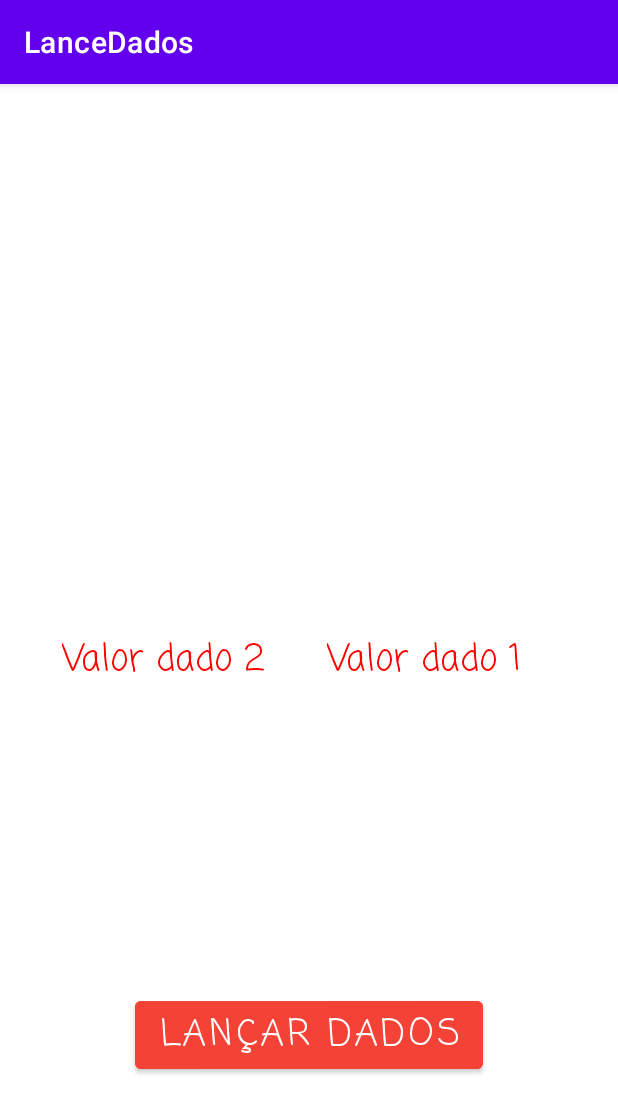
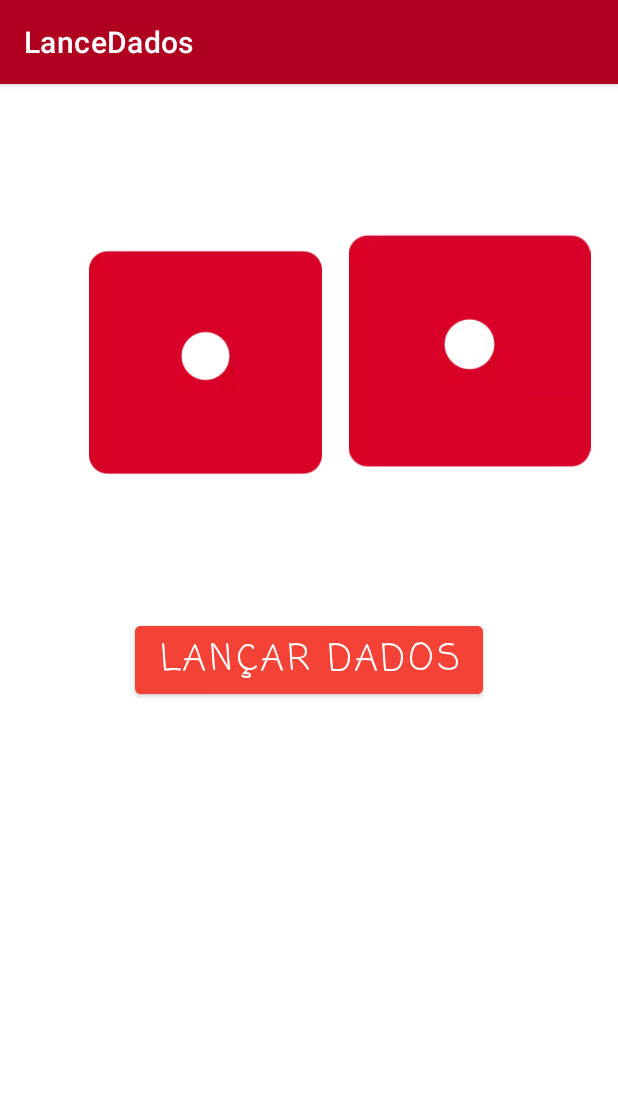
Before and after one commit to LoPhine/LancarDados, an Android app: the screen it shows after launch (MainActivity), on a phone screen of 412 x 824 dp. Shown: the top 1113 px of the screen. Run offline under Robolectric (Android 15) with nearby library versions, the phone set to English and light mode, and no system bars.

Commit message:
Adiciona imagens dos dados.

```diff
--- a/app/src/main/java/com/example/lancedados/MainActivity.kt
+++ b/app/src/main/java/com/example/lancedados/MainActivity.kt
@@ -11,12 +11,9 @@ class MainActivity : AppCompatActivity() {
         setContentView(R.layout.activity_main)
 
         val botaoLancarDados = findViewById<Button>(R.id.lanceDadosBotao)
-        val valorDado1 = findViewById<TextView>(R.id.dado1)
-        val valorDado2 = findViewById<TextView>(R.id.dado2)
 
         botaoLancarDados.setOnClickListener {
-            valorDado1.text = lancarDados().toString()
-            valorDado2.text = lancarDados().toString()
+
         }
     }
 
--- a/app/src/main/res/layout/activity_main.xml
+++ b/app/src/main/res/layout/activity_main.xml
@@ -5,32 +5,6 @@
     android:layout_width="match_parent"
     android:layout_height="match_parent"
     tools:context=".MainActivity">
-
-    <TextView
-        android:id="@+id/dado1"
-        android:layout_width="wrap_content"
-        android:layout_height="wrap_content"
-        android:fontFamily="casual"
-        android:text="@string/etiqueta_dado_2"
-        android:textColor="#ff0000"
-        android:textSize="24sp"
-        app:layout_constraintBottom_toBottomOf="parent"
-        app:layout_constraintEnd_toStartOf="@+id/dado2"
-        app:layout_constraintStart_toStartOf="parent"
-        app:layout_constraintTop_toTopOf="parent" />
-
-    <TextView
-        android:id="@+id/dado2"
-        android:layout_width="wrap_content"
-        android:layout_height="wrap_content"
-        android:layout_marginEnd="64dp"
-        android:fontFamily="casual"
-        android:text="@string/etiqueta_dado_1"
-        android:textColor="#FF0000"
-        android:textSize="24sp"
-        app:layout_constraintBottom_toBottomOf="parent"
-        app:layout_constraintEnd_toEndOf="parent"
-        app:layout_constraintTop_toTopOf="parent" />
 
     <Button
         android:id="@+id/lanceDadosBotao"
@@ -45,7 +19,30 @@
         app:layout_constraintBottom_toBottomOf="parent"
         app:layout_constraintEnd_toEndOf="parent"
         app:layout_constraintStart_toStartOf="parent"
-        app:layout_constraintTop_toBottomOf="@+id/dado1"
-        app:layout_constraintVertical_bias="0.658" />
+        app:layout_constraintTop_toTopOf="parent" />
+
+    <ImageView
+        android:id="@+id/imageView"
+        android:layout_width="155dp"
+        android:layout_height="158dp"
+        android:layout_marginStart="48dp"
+        android:layout_marginTop="16dp"
+        app:layout_constraintBottom_toTopOf="@+id/lanceDadosBotao"
+        app:layout_constraintEnd_toStartOf="@+id/imageView3"
+        app:layout_constraintHorizontal_bias="0.5"
+        app:layout_constraintStart_toStartOf="parent"
+        app:layout_constraintTop_toTopOf="parent"
+        app:srcCompat="@drawable/dice_1" />
+
+    <ImageView
+        android:id="@+id/imageView3"
+        android:layout_width="175dp"
+        android:layout_height="161dp"
+        app:layout_constraintBottom_toTopOf="@+id/lanceDadosBotao"
+        app:layout_constraintEnd_toEndOf="parent"
+        app:layout_constraintHorizontal_bias="0.5"
+        app:layout_constraintStart_toEndOf="@+id/imageView"
+        app:layout_constraintTop_toTopOf="parent"
+        app:srcCompat="@drawable/dice_1" />
 
 </androidx.constraintlayout.widget.ConstraintLayout>
--- a/app/src/main/res/values/themes.xml
+++ b/app/src/main/res/values/themes.xml
@@ -2,7 +2,7 @@
     <!-- Base application theme. -->
     <style name="Theme.LanceDados" parent="Theme.MaterialComponents.DayNight.DarkActionBar">
         <!-- Primary brand color. -->
-        <item name="colorPrimary">@color/purple_500</item>
+        <item name="colorPrimary">@color/design_default_color_error</item>
         <item name="colorPrimaryVariant">@color/purple_700</item>
         <item name="colorOnPrimary">@color/white</item>
         <!-- Secondary brand color. -->
```
Also changed, not shown: app/src/main/res/drawable/dice_1.webp (added), app/src/main/res/drawable/dice_2.webp (added), app/src/main/res/drawable/dice_3.webp (added), app/src/main/res/drawable/dice_4.webp (added), app/src/main/res/drawable/dice_5.webp (added), app/src/main/res/drawable/dice_6.webp (added).
